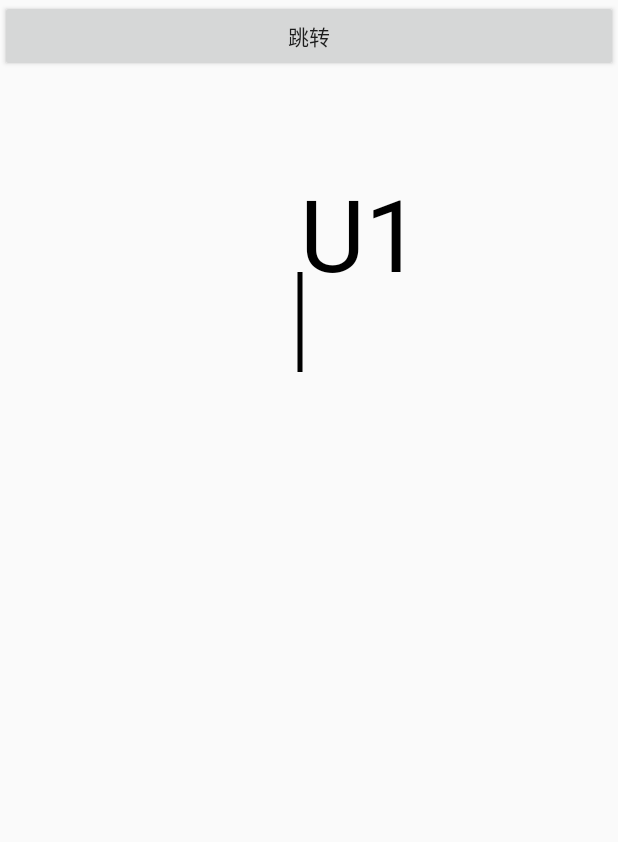
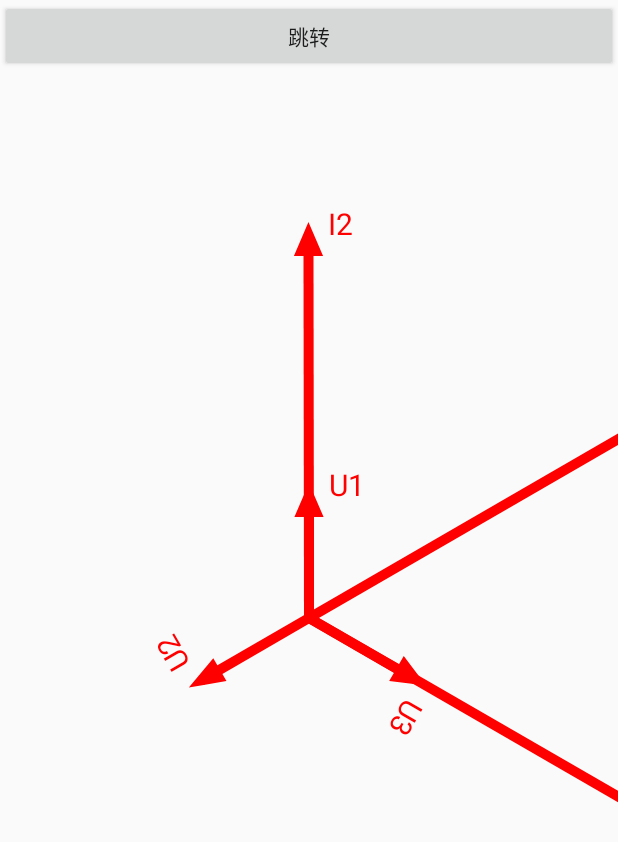
Before and after one commit to mengzhe1973/LoopTestDev, an Android app: the screen it shows after launch (MainActivity), on a phone screen of 412 x 824 dp. Shown: the top 842 px of the screen. Run offline under Robolectric (Android 15) with nearby library versions, the phone set to English and light mode, and no system bars; libraries missing offline, so code that uses them is left out: org.greenrobot.greendao; 2 statements that could not run were skipped.

Commit message:
增加向量图

```diff
--- a/app/src/main/java/com/puan/looptestdev/view/MainActivity.java
+++ b/app/src/main/java/com/puan/looptestdev/view/MainActivity.java
@@ -19,6 +19,7 @@ import com.puan.looptestdev.BaseAvtivity;
 import com.puan.looptestdev.R;
 import com.puan.looptestdev.adapter.BleAdapter;
 import com.puan.looptestdev.entity.Device;
+import com.puan.looptestdev.widget.MarkerShowCmpt;
 
 import java.util.ArrayList;
 import java.util.List;
@@ -31,13 +32,35 @@ import java.util.List;
 public class MainActivity extends BaseAvtivity {
 
     private Button connect;
+    private MarkerShowCmpt u1, u2, u3, i1, i2, i3;
+//    private String content = "$U1:12.395V$U2:12.242V$U3:12.205V$I1:39.304mA$I2:38.416mA$I3:38.720mAFU1:0.00FU2:119.84FU3:239.90FI1:0.00FI2:119.84FI3:239.90 F:49.93.trim()";
+    private String content = "$U1:12.223V$U2:12.437V$U3:12.241V$I1:39.298mA$I2:38.332mA$I3:38.769mAFU1:0.00FU2:239.92FU3:120.00FI1:59.94FI2:359.92FI3:120.00 F:49.93".trim();
+    String U1, U2, U3, I1, I2, I3, rotationU1, rotationU2, rotationU3, rotationI1, rotationI2, rotationI3;
 
     @Override
     protected void onCreate(@Nullable Bundle savedInstanceState) {
         super.onCreate(savedInstanceState);
         setContentView(R.layout.activity_main);
+
+        U1 = subString(content, "$U1:", "V$U2:");
+        U2 = subString(content, "$U2:", "V$U3:");
+        U3 = subString(content, "$U3:", "V$I1:");
+        I1 = subString(content, "$I1:", "mA$I2:");
+        I2 = subString(content, "$I2:", "mA$I3:");
+        I3 = subString(content, "$I3:", "mAFU1:");
+
+        rotationU1 = subString(content, "FU1:", "FU2:");
+        rotationU2 = subString(content, "FU2:", "FU3:");
+        rotationU3 = subString(content, "FU3:", "FI1:");
+        rotationI1 = subString(content, "FI1:", "FI2:");
+        rotationI2 = subString(content, "FI2:", "FI3:");
+        rotationI3 = subString(content, "FI3:", "F:");
+
+
+        Log.d("aaaaaaa", U1 + "-" + U2 + "-" + U3 + "-" + I1 + "-" + I2 + "-" + I3
+        + "-" + rotationU1 + "-" + rotationU2 + "-" + rotationU3 + "-" + rotationI1 + "-" + rotationI2 + "-" + rotationI3);
+
         initView();
-
         connect.setOnClickListener(new View.OnClickListener() {
             @Override
             public void onClick(View view) {
@@ -49,6 +72,42 @@ public class MainActivity extends BaseAvtivity {
 
     private void initView() {
         connect = findViewById(R.id.connect);
+        u1 = findViewById(R.id.u1);
+        u2 = findViewById(R.id.u2);
+        u3 = findViewById(R.id.u3);
+        i1 = findViewById(R.id.i1);
+        i2 = findViewById(R.id.i2);
+        i3 = findViewById(R.id.i3);
+
+        u1.setVisibility(View.VISIBLE);
+        u1.setRotation(Float.valueOf(rotationU1));
+        u1.setValue(Float.valueOf(U1));
+        u1.setText("U1");
+
+        u2.setVisibility(View.VISIBLE);
+        u2.setRotation(Float.valueOf(rotationU2));
+        u2.setValue(Float.valueOf(U2));
+        u2.setText("U2");
+
+        u3.setVisibility(View.VISIBLE);
+        u3.setRotation(Float.valueOf(rotationU3));
+        u3.setValue(Float.valueOf(U3));
+        u3.setText("U3");
+
+        i1.setVisibility(View.VISIBLE);
+        i1.setRotation(Float.valueOf(rotationI1));
+        i1.setValue(Float.valueOf(I1));
+        i1.setText("I1");
+
+        i2.setVisibility(View.VISIBLE);
+        i2.setRotation(Float.valueOf(rotationI2));
+        i2.setValue(Float.valueOf(I2));
+        i2.setText("I2");
+
+        i3.setVisibility(View.VISIBLE);
+        i3.setRotation(Float.valueOf(rotationI3));
+        i3.setValue(Float.valueOf(I3));
+        i3.setText("I3");
     }
 
 
@@ -56,4 +115,30 @@ public class MainActivity extends BaseAvtivity {
     protected void onDestroy() {
         super.onDestroy();
     }
+
+    /**
+     * 截取字符串str中指定字符 strStart、strEnd之间的字符串
+     *
+     * @param str
+     * @param strStart
+     * @param strEnd
+     * @return
+     */
+    public static String subString(String str, String strStart, String strEnd) {
+
+        /* 找出指定的2个字符在 该字符串里面的 位置 */
+        int strStartIndex = str.indexOf(strStart);
+        int strEndIndex = str.indexOf(strEnd);
+
+        /* index 为负数 即表示该字符串中 没有该字符 */
+        if (strStartIndex < 0) {
+            return "字符串 :---->" + str + "<---- 中不存在 " + strStart + ", 无法截取目标字符串";
+        }
+        if (strEndIndex < 0) {
+            return "字符串 :---->" + str + "<---- 中不存在 " + strEnd + ", 无法截取目标字符串";
+        }
+        /* 开始截取 */
+        String result = str.substring(strStartIndex, strEndIndex).substring(strStart.length());
+        return result;
+    }
 }
--- /dev/null
+++ b/app/src/main/java/com/puan/looptestdev/widget/MarkerShowCmpt.java
@@ -0,0 +1,216 @@
+package com.puan.looptestdev.widget;
+
+import android.content.Context;
+import android.graphics.Canvas;
+import android.graphics.Color;
+import android.graphics.Matrix;
+import android.graphics.Paint;
+import android.graphics.Path;
+import android.text.TextUtils;
+import android.util.AttributeSet;
+import android.util.Log;
+import android.view.View;
+
+/**
+ * Created by kiros on 2019/2/11.
+ */
+
+    public class MarkerShowCmpt extends View {
+
+        private Canvas myCanvas;
+        private Paint myPaint=new Paint();
+        private Paint mPaint=new Paint();
+        private int centerX, centerY;
+        private String text = "";
+        private float value = 100f;
+
+        public MarkerShowCmpt(Context context) {
+            super(context);
+            setPaintDefaultStyle();
+        }
+
+        public MarkerShowCmpt(Context context, AttributeSet attrs, int defStyle) {
+            super(context, attrs, defStyle);
+            setPaintDefaultStyle();
+        }
+
+        public MarkerShowCmpt(Context context, AttributeSet attrs) {
+            super(context, attrs);
+            setPaintDefaultStyle();
+        }
+
+    @Override
+    protected void onMeasure(int widthMeasureSpec, int heightMeasureSpec) {
+        super.onMeasure(widthMeasureSpec, heightMeasureSpec);
+        int measureWidth = MeasureSpec.getSize(widthMeasureSpec);
+        int measureHeigt = MeasureSpec.getSize(heightMeasureSpec);
+        //获取屏幕中心点
+        centerX = measureWidth/2;
+        centerY = measureHeigt/2;
+    }
+
+    @Override
+        protected void onDraw(Canvas canvas) {
+            // TODO Auto-generated method stub
+            super.onDraw(canvas);
+            canvas.translate(centerX, centerY);
+            this.myCanvas=canvas;
+            if (value < 100) {
+//                drawAL(centerX, centerY, centerX, (int) (centerY - lenght * 10));
+                drawAL(0, 0, 0, (- value * 10));
+            } else {
+                drawAL(0, 0, 0, - value);
+            }
+        }
+
+        /**
+         * 设置画笔默认样式
+         */
+        public void setPaintDefaultStyle(){
+            myPaint.setAntiAlias(true);
+            myPaint.setColor(Color.RED);
+            myPaint.setStyle(Paint.Style.STROKE);
+            myPaint.setStrokeWidth(10);
+
+            mPaint.setAntiAlias(true);
+            mPaint.setColor(Color.RED);
+            mPaint.setStyle(Paint.Style.FILL);
+            mPaint.setStrokeWidth(3);
+            mPaint.setTextSize(30);
+        }
+
+
+        /**
+         * 画圆
+         * @param x x坐标
+         * @param y	y坐标
+         * @param radius	圆的半径
+         */
+        public void drawCircle(float x,float y,float radius){
+            myCanvas.drawCircle(x, y, radius, myPaint);
+            invalidate();
+        }
+
+        /**
+         * 画一条直线
+         * @param fromX 起点x坐标
+         * @param fromY	起点Y坐标
+         * @param toX	终点X坐标
+         * @param toY	终点Y坐标
+         */
+        public void drawLine(float fromX,float fromY,float toX,float toY){
+            Path linePath=new Path();
+            linePath.moveTo(fromX, fromY);
+            linePath.lineTo(toX, toY);
+            linePath.close();
+            myCanvas.drawPath(linePath, myPaint);
+            invalidate();
+        }
+
+
+        /**
+         * 画箭头
+         * @param sx
+         * @param sy
+         * @param ex
+         * @param ey
+         */
+        public void drawAL(int sx, int sy, int ex, float ey)
+        {
+            double H = 16; // 箭头高度
+            double L = 7; // 底边的一半
+            int x3 = 0;
+            int y3 = 0;
+            int x4 = 0;
+            int y4 = 0;
+            double awrad = Math.atan(L / H); // 箭头角度
+            Log.d("角度", awrad + "");
+            double arraow_len = Math.sqrt(L * L + H * H); // 箭头的长度
+            double[] arrXY_1 = rotateVec(ex - sx, ey - sy, awrad, true, arraow_len);
+            double[] arrXY_2 = rotateVec(ex - sx, ey - sy, -awrad, true, arraow_len);
+            double x_3 = ex - arrXY_1[0]; // (x3,y3)是第一端点
+            double y_3 = ey - arrXY_1[1];
+            double x_4 = ex - arrXY_2[0]; // (x4,y4)是第二端点
+            double y_4 = ey - arrXY_2[1];
+            Double X3 = new Double(x_3);
+            x3 = X3.intValue();
+            Double Y3 = new Double(y_3);
+            y3 = Y3.intValue();
+            Double X4 = new Double(x_4);
+            x4 = X4.intValue();
+            Double Y4 = new Double(y_4);
+            y4 = Y4.intValue();
+            // 画线
+            myCanvas.drawLine(sx, sy, ex, ey,myPaint);
+            Path triangle = new Path();
+            triangle.moveTo(ex, ey);
+            triangle.lineTo(x3, y3);
+            triangle.lineTo(x4, y4);
+            triangle.close();
+            myCanvas.drawPath(triangle,myPaint);
+            if (value < 100) {
+                if (!TextUtils.isEmpty(text)) {
+                    myCanvas.drawText(text,20, (-value * 10), mPaint);
+                }
+            } else {
+                if (!TextUtils.isEmpty(text)) {
+                    myCanvas.drawText(text,20, -value, mPaint);
+                }
+            }
+
+//            myCanvas.translate(centerX,centerY);
+//            myCanvas.rotate(120);
+//            myCanvas.drawLine(0, 0, 0, 200, mPaint);
+//
+//            //绘制五角星图案
+//            myCanvas.drawLine(100, 500, 700, 500, mPaint);
+//            myCanvas.translate(100,500);
+//            myCanvas.rotate(36);
+//            myCanvas.drawLine(0, 0, 600, 0, mPaint);
+//            myCanvas.translate(600,0);
+//            myCanvas.rotate(36);
+//            myCanvas.drawLine(0, 0, -600, 0, mPaint);
+//            myCanvas.translate(-600, 0);
+//            myCanvas.rotate(36);
+//            myCanvas.drawLine(0, 0, 600, 0, mPaint);
+//            myCanvas.translate(600, 0);
+//            myCanvas.rotate(36);
+//            myCanvas.drawLine(0, 0, -600, 0, mPaint);
+
+//            Matrix matrix = new Matrix();
+//
+//            matrix.setTranslate(centerX, centerY); //设置图片的旋转中心，即绕（X,Y）这点进行中心旋转
+//            matrix.preRotate(120); //要旋转的角度
+//            myCanvas.concat(matrix);
+//            myCanvas.setMatrix(matrix);
+
+        }
+        // 计算
+        public double[] rotateVec(int px, float py, double ang, boolean isChLen, double newLen)
+        {
+            double mathstr[] = new double[2];
+            // 矢量旋转函数，参数含义分别是x分量、y分量、旋转角、是否改变长度、新长度
+            double vx = px * Math.cos(ang) - py * Math.sin(ang);
+            double vy = px * Math.sin(ang) + py * Math.cos(ang);
+            if (isChLen) {
+                double d = Math.sqrt(vx * vx + vy * vy);
+                vx = vx / d * newLen;
+                vy = vy / d * newLen;
+                mathstr[0] = vx;
+                mathstr[1] = vy;
+            }
+            return mathstr;
+        }
+
+        public void setText(String text) {
+            if (!TextUtils.isEmpty(text)) {
+                this.text = text;
+            }
+        }
+
+    public void setValue(float value) {
+        if (value > 0) {
+            this.value = value;
+        }
+    }
+    }
--- a/app/src/main/res/layout/activity_main.xml
+++ b/app/src/main/res/layout/activity_main.xml
@@ -1,8 +1,7 @@
 <?xml version="1.0" encoding="utf-8"?>
-<LinearLayout xmlns:android="http://schemas.android.com/apk/res/android"
+<RelativeLayout xmlns:android="http://schemas.android.com/apk/res/android"
     android:layout_width="match_parent"
-    android:layout_height="match_parent"
-    android:orientation="vertical">
+    android:layout_height="match_parent">
 
     <Button
         android:id="@+id/connect"
@@ -10,8 +9,39 @@
         android:layout_height="wrap_content"
         android:text="跳转"/>
 
-    <com.puan.looptestdev.widget.VectorView
-        android:layout_width="match_parent"
-        android:layout_height="match_parent" />
+    <!--<com.puan.looptestdev.widget.VectorView-->
+        <!--android:layout_width="match_parent"-->
+        <!--android:layout_height="wrap_content" />-->
 
-</LinearLayout>
+    <com.puan.looptestdev.widget.MarkerShowCmpt
+        android:id="@+id/u1"
+        android:layout_width="wrap_content"
+        android:layout_height="wrap_content"
+        android:visibility="gone"/>
+    <com.puan.looptestdev.widget.MarkerShowCmpt
+        android:id="@+id/u2"
+        android:layout_width="wrap_content"
+        android:layout_height="wrap_content"
+        android:visibility="gone"/>
+    <com.puan.looptestdev.widget.MarkerShowCmpt
+        android:id="@+id/u3"
+        android:layout_width="wrap_content"
+        android:layout_height="wrap_content"
+        android:visibility="gone"/>
+    <com.puan.looptestdev.widget.MarkerShowCmpt
+        android:id="@+id/i1"
+        android:layout_width="wrap_content"
+        android:layout_height="wrap_content"
+        android:visibility="gone"/>
+    <com.puan.looptestdev.widget.MarkerShowCmpt
+        android:id="@+id/i2"
+        android:layout_width="wrap_content"
+        android:layout_height="wrap_content"
+        android:visibility="gone"/>
+    <com.puan.looptestdev.widget.MarkerShowCmpt
+        android:id="@+id/i3"
+        android:layout_width="wrap_content"
+        android:layout_height="wrap_content"
+        android:visibility="gone"/>
+
+</RelativeLayout>
```
Also changed, not shown: 60 other files.
